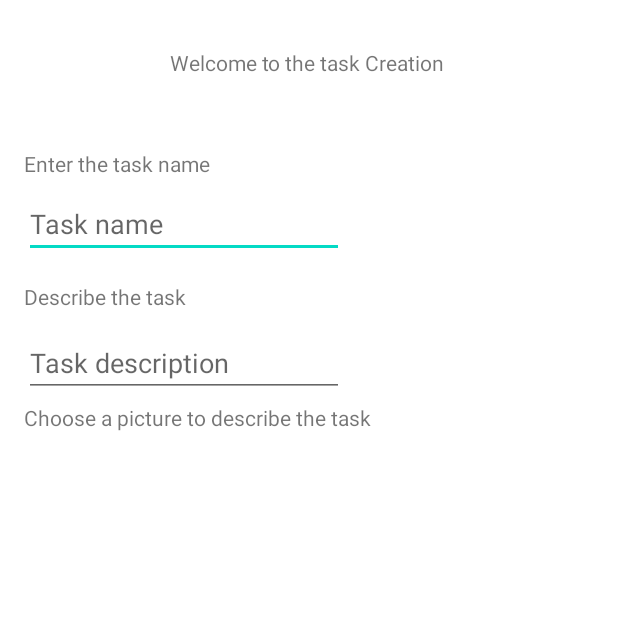
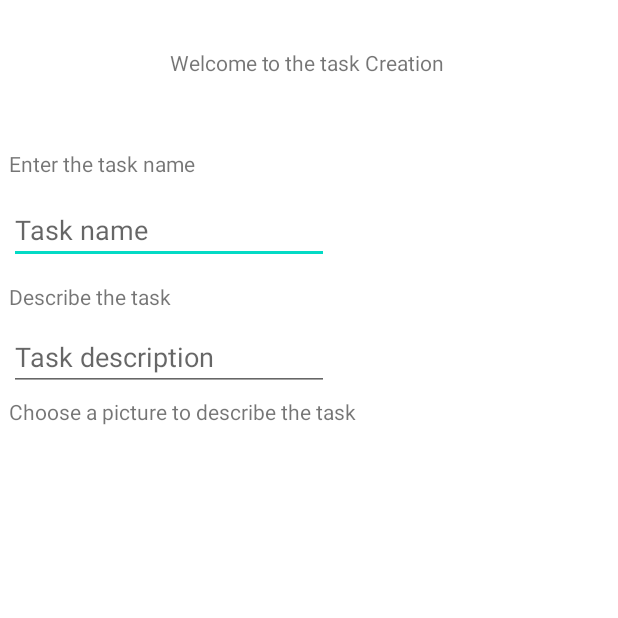
Before and after one commit to Foxmik0007/TDAH, an Android app: the taskCreation screen opened directly, with no data from a screen before it, on a phone screen of 412 x 824 dp, the top half of it. Run offline under Robolectric (Android 15) with nearby library versions, the phone set to English and light mode, and no system bars.

Commit message:
Version 0.75

```diff
--- a/app/src/main/res/layout/activity_main.xml
+++ b/app/src/main/res/layout/activity_main.xml
@@ -9,10 +9,9 @@
     <com.google.android.material.bottomnavigation.BottomNavigationView
         android:id="@+id/bottomNav"
         android:layout_width="match_parent"
-        android:layout_height="70dp"
+        android:layout_height="wrap_content"
         app:layout_constraintBottom_toBottomOf="parent"
         app:layout_constraintEnd_toEndOf="parent"
-        app:layout_constraintHorizontal_bias="0.0"
         app:layout_constraintStart_toStartOf="parent"
         app:menu="@menu/bottom_menu" />
 
@@ -20,14 +19,13 @@
         android:id="@+id/fragmentContainer"
         android:name="androidx.navigation.fragment.NavHostFragment"
         android:layout_width="match_parent"
-        android:layout_height="match_parent"
+        android:layout_height="0dp"
         app:defaultNavHost="true"
+
         app:layout_constraintBottom_toTopOf="@+id/bottomNav"
         app:layout_constraintEnd_toEndOf="parent"
-        app:layout_constraintHorizontal_bias="0.0"
         app:layout_constraintStart_toStartOf="parent"
         app:layout_constraintTop_toTopOf="parent"
-        app:layout_constraintVertical_bias="0.0"
         app:navGraph="@navigation/my_nav" />
 
 </androidx.constraintlayout.widget.ConstraintLayout>
--- a/app/src/main/res/layout/activity_task_creation.xml
+++ b/app/src/main/res/layout/activity_task_creation.xml
@@ -24,7 +24,7 @@
         android:layout_marginTop="48dp"
         android:text="Enter the task name"
         app:layout_constraintEnd_toEndOf="parent"
-        app:layout_constraintHorizontal_bias="0.055"
+        app:layout_constraintHorizontal_bias="0.02"
         app:layout_constraintStart_toStartOf="parent"
         app:layout_constraintTop_toBottomOf="@+id/textView4" />
 
@@ -32,11 +32,12 @@
         android:id="@+id/editTextTextPersonName"
         android:layout_width="wrap_content"
         android:layout_height="wrap_content"
-        android:layout_marginStart="16dp"
-        android:layout_marginTop="8dp"
+        android:layout_marginTop="12dp"
         android:ems="10"
         android:hint="Task name"
         android:inputType="textPersonName"
+        app:layout_constraintEnd_toEndOf="parent"
+        app:layout_constraintHorizontal_bias="0.029"
         app:layout_constraintStart_toStartOf="parent"
         app:layout_constraintTop_toBottomOf="@+id/textView6" />
 
@@ -44,9 +45,10 @@
         android:id="@+id/textView7"
         android:layout_width="wrap_content"
         android:layout_height="wrap_content"
-        android:layout_marginStart="16dp"
-        android:layout_marginTop="16dp"
+        android:layout_marginTop="12dp"
         android:text="Describe the task"
+        app:layout_constraintEnd_toEndOf="parent"
+        app:layout_constraintHorizontal_bias="0.019"
         app:layout_constraintStart_toStartOf="parent"
         app:layout_constraintTop_toBottomOf="@+id/editTextTextPersonName" />
 
@@ -54,12 +56,13 @@
         android:id="@+id/editTextTextMultiLine"
         android:layout_width="wrap_content"
         android:layout_height="wrap_content"
-        android:layout_marginStart="16dp"
-        android:layout_marginTop="12dp"
+        android:layout_marginTop="8dp"
         android:ems="10"
         android:gravity="start|top"
         android:hint="Task description"
         android:inputType="textMultiLine"
+        app:layout_constraintEnd_toEndOf="parent"
+        app:layout_constraintHorizontal_bias="0.029"
         app:layout_constraintStart_toStartOf="parent"
         app:layout_constraintTop_toBottomOf="@+id/textView7" />
 
@@ -67,9 +70,10 @@
         android:id="@+id/textView8"
         android:layout_width="wrap_content"
         android:layout_height="wrap_content"
-        android:layout_marginStart="16dp"
         android:layout_marginTop="4dp"
         android:text="Choose a picture to describe the task"
+        app:layout_constraintEnd_toEndOf="parent"
+        app:layout_constraintHorizontal_bias="0.033"
         app:layout_constraintStart_toStartOf="parent"
         app:layout_constraintTop_toBottomOf="@+id/editTextTextMultiLine" />
 
```
